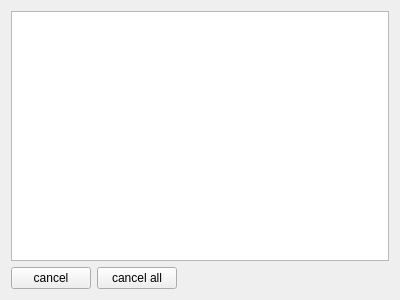
Above: ctpnow/ui/pendingorderform.ui from xclxxl414/bftrader before the change. Below: the same form after it.
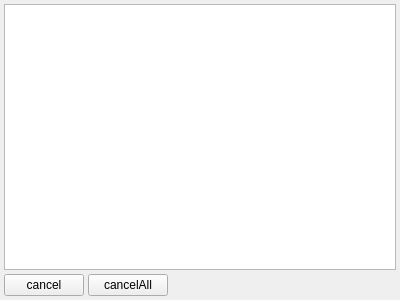
That is the form after the change.

```diff
--- a/ctpnow/ui/pendingorderform.ui
+++ b/ctpnow/ui/pendingorderform.ui
@@ -14,6 +14,21 @@
    <string>Form</string>
   </property>
   <layout class="QVBoxLayout" name="verticalLayout">
+   <property name="spacing">
+    <number>4</number>
+   </property>
+   <property name="leftMargin">
+    <number>4</number>
+   </property>
+   <property name="topMargin">
+    <number>4</number>
+   </property>
+   <property name="rightMargin">
+    <number>4</number>
+   </property>
+   <property name="bottomMargin">
+    <number>4</number>
+   </property>
    <item>
     <widget class="QTableWidget" name="tableWidget"/>
    </item>
@@ -29,7 +44,7 @@
      <item>
       <widget class="QPushButton" name="pushButton_2">
        <property name="text">
-        <string>cancel all</string>
+        <string>cancelAll</string>
        </property>
       </widget>
      </item>
```
Left out of the diff: 4 changed lines with no effect on the pictures.
